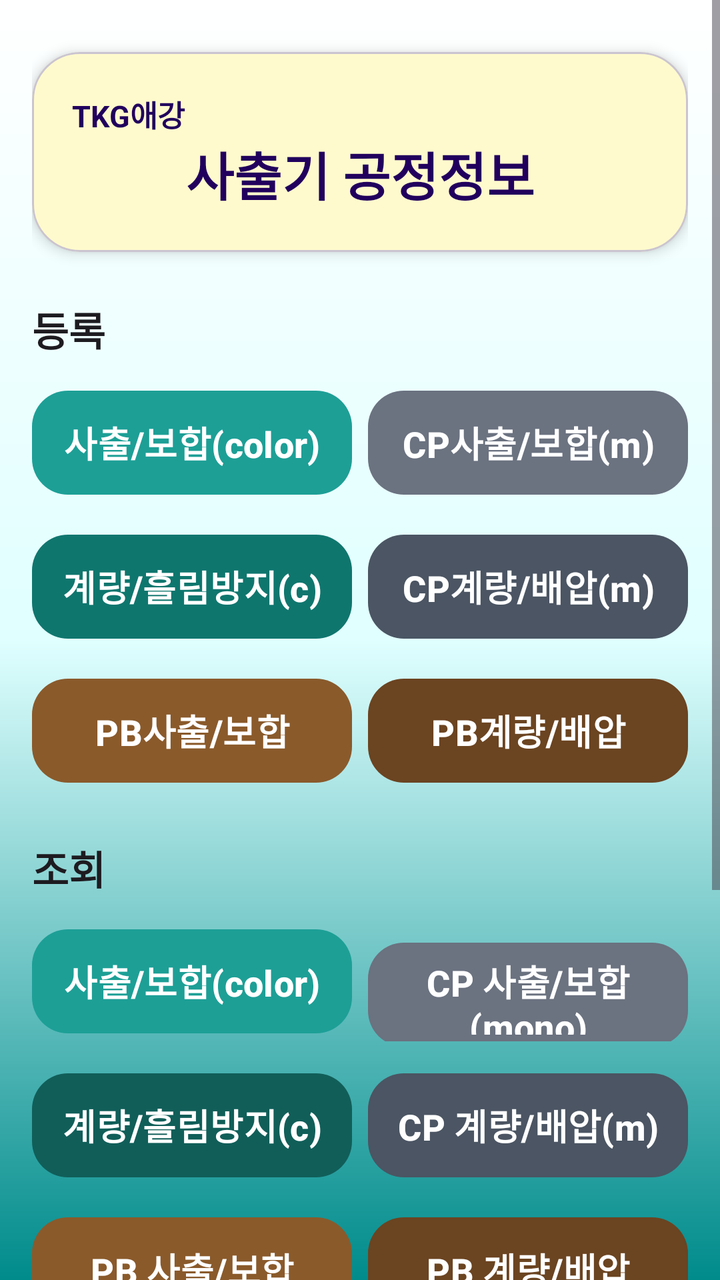
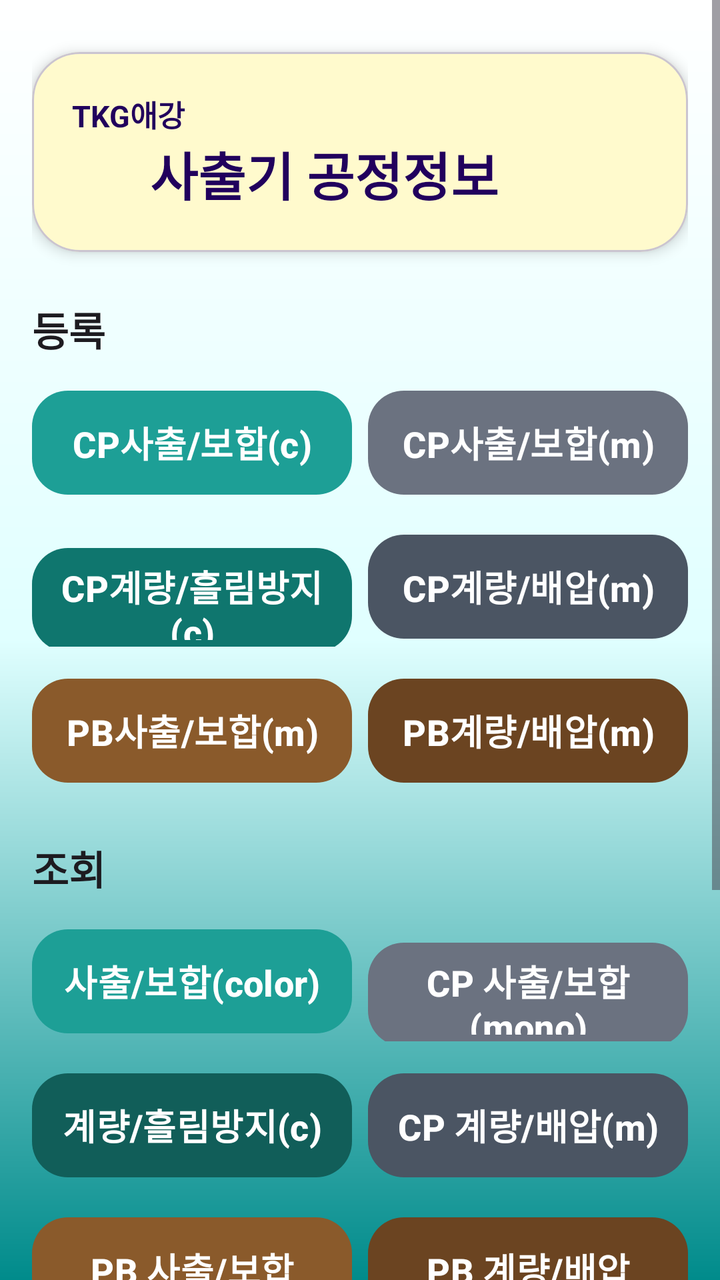

The first picture is an Android layout as it rendered before a commit; the second is the same layout after the commit. The layout source and the unified diff follow.
<!-- AndroidManifest.xml: application theme Theme.akProd -->
<!-- res/layout/activity_main.xml -->
<?xml version="1.0" encoding="utf-8"?>
<ScrollView xmlns:android="http://schemas.android.com/apk/res/android"
    xmlns:app="http://schemas.android.com/apk/res-auto"
    xmlns:tools="http://schemas.android.com/tools"
    android:id="@+id/main"
    android:layout_width="match_parent"
    android:layout_height="match_parent"
    android:background="@drawable/gradient"
    android:fillViewport="true"
    tools:context=".MainActivity">

    <LinearLayout
        android:layout_width="match_parent"
        android:layout_height="wrap_content"
        android:orientation="vertical"
        android:padding="16dp">

        
        <com.google.android.material.card.MaterialCardView
            android:layout_width="match_parent"
            android:layout_height="wrap_content"
            android:layout_marginTop="10dp"
            app:cardCornerRadius="24dp"
            app:cardElevation="4dp"
            app:cardBackgroundColor="@color/lemonchiffon">
            <LinearLayout
                android:layout_width="match_parent"
                android:layout_height="wrap_content"
                android:orientation="vertical"
                android:padding="20dp">
                <TextView
                    android:id="@+id/textview"
                    android:layout_width="match_parent"
                    android:layout_height="wrap_content"
                    android:gravity="start"
                    android:text="@string/tkg_ak"
                    android:textColor="?attr/colorOnPrimaryContainer"
                    android:textSize="15sp"
                    android:textStyle="bold" />

                <TextView
                    android:id="@+id/textView2"
                    android:layout_width="match_parent"
                    android:layout_height="wrap_content"
                    android:gravity="center"
                    android:text="@string/pda_in_out"
                    android:textColor="?attr/colorOnPrimaryFixed"
                    android:textSize="26sp"
                    android:textStyle="bold" />

            </LinearLayout>

        </com.google.android.material.card.MaterialCardView>
        <TextView
            android:id="@+id/menuRegisterTitle"
            android:layout_width="match_parent"
            android:layout_height="wrap_content"
            android:layout_marginTop="24dp"
            android:text="등록"
            android:textColor="?attr/colorOnBackground"
            android:textSize="20sp"
            android:textStyle="bold" />
        <LinearLayout
            android:layout_width="match_parent"
            android:layout_height="wrap_content"
            android:layout_marginTop="12dp"
            android:orientation="horizontal">
            <com.google.android.material.button.MaterialButton
                android:id="@+id/btnCp3"
                style="@style/PDAButtonStyle"
                android:layout_width="0dp"
                android:layout_height="60dp"
                android:layout_weight="1"
                android:layout_marginEnd="8dp"
                app:backgroundTint="#1d9f96"
                android:text="사출/보합(color)"
                android:textAllCaps="false" />
            <com.google.android.material.button.MaterialButton
                android:id="@+id/btnCp14"
                style="@style/PDAButtonStyle"
                android:layout_width="0dp"
                android:layout_height="60dp"
                android:layout_weight="1"
                app:backgroundTint="@color/mono_gray"
                android:text="CP사출/보합(m)"
                android:textAllCaps="false" />
        </LinearLayout>
    <LinearLayout
        android:layout_width="match_parent"
        android:layout_height="wrap_content"
        android:layout_marginTop="12dp"
        android:orientation="horizontal">
        <com.google.android.material.button.MaterialButton
            android:id="@+id/btnMeteringC"
            style="@style/PDAButtonStyle"
            android:layout_width="0dp"
            android:layout_height="60dp"
            android:layout_weight="1"
            android:layout_marginEnd="8dp"
            app:backgroundTint="#0F766E"
            android:text="계량/흘림방지(c)"
            android:textAllCaps="false" />

        <com.google.android.material.button.MaterialButton
            android:id="@+id/btnMetering"
            style="@style/PDAButtonStyle"
            android:layout_width="0dp"
            android:layout_height="60dp"
            android:layout_weight="1"
            app:backgroundTint="@color/mono_gray_dark"
            android:text="CP계량/배압(m)"
            android:textAllCaps="false" />
    </LinearLayout>
    <LinearLayout
        android:layout_width="match_parent"
        android:layout_height="wrap_content"
        android:layout_marginTop="12dp"
        android:orientation="horizontal">
        <com.google.android.material.button.MaterialButton
            android:id="@+id/btnPbInjection"
            style="@style/PDAButtonStyle"
            android:layout_width="0dp"
            android:layout_height="60dp"
            android:layout_weight="1"
            android:layout_marginEnd="8dp"
            app:backgroundTint="@color/pb_brown"
            android:text="PB사출/보합"
            android:textAllCaps="false" />
        <com.google.android.material.button.MaterialButton
            android:id="@+id/btnPbMetering"
            style="@style/PDAButtonStyle"
            android:layout_width="0dp"
            android:layout_height="60dp"
            android:layout_weight="1"
            app:backgroundTint="@color/pb_brown_dark"
            android:text="PB계량/배압"
            android:textAllCaps="false" />
    </LinearLayout>
        <TextView
            android:id="@+id/menuHistoryTitle"
            android:layout_width="match_parent"
            android:layout_height="wrap_content"
            android:layout_marginTop="24dp"
            android:text="조회"
            android:textColor="?attr/colorOnBackground"
            android:textSize="20sp"
            android:textStyle="bold" />
        <LinearLayout
            android:layout_width="match_parent"
            android:layout_height="wrap_content"
            android:layout_marginTop="12dp"
            android:orientation="horizontal">
            <com.google.android.material.button.MaterialButton
                android:id="@+id/btnCp3History"
                style="@style/PDAButtonStyle"
                android:layout_width="0dp"
                android:layout_height="60dp"
                android:layout_weight="1"
                android:layout_marginEnd="8dp"
                app:backgroundTint="#1d9f96"
                android:text="사출/보합(color)"
                android:textAllCaps="false" />
            <com.google.android.material.button.MaterialButton
                android:id="@+id/btnCp14History"
                style="@style/PDAButtonStyle"
                android:layout_width="0dp"
                android:layout_height="60dp"
                android:layout_weight="1"
                app:backgroundTint="@color/mono_gray"
                android:text="CP 사출/보합(mono)"
                android:textAllCaps="false" />
        </LinearLayout>
    <LinearLayout
        android:layout_width="match_parent"
        android:layout_height="wrap_content"
        android:layout_marginTop="12dp"
        android:orientation="horizontal">
        <com.google.android.material.button.MaterialButton
            android:id="@+id/btnMeteringHistoryC"
            style="@style/PDAButtonStyle"
            android:layout_width="0dp"
            android:layout_height="60dp"
            android:layout_weight="1"
            android:layout_marginEnd="8dp"
            app:backgroundTint="#115E59"
            android:text="계량/흘림방지(c)"
            android:textAllCaps="false" />
        <com.google.android.material.button.MaterialButton
            android:id="@+id/btnMeteringHistory"
            style="@style/PDAButtonStyle"
            android:layout_width="0dp"
            android:layout_height="60dp"
            android:layout_weight="1"
            app:backgroundTint="@color/mono_gray_dark"
            android:text="CP 계량/배압(m)"
            android:textAllCaps="false" />
    </LinearLayout>
    <LinearLayout
        android:layout_width="match_parent"
        android:layout_height="wrap_content"
        android:layout_marginTop="12dp"
        android:orientation="horizontal">
        <com.google.android.material.button.MaterialButton
            android:id="@+id/btnPbInjectionHistory"
            style="@style/PDAButtonStyle"
            android:layout_width="0dp"
            android:layout_height="60dp"
            android:layout_weight="1"
            android:layout_marginEnd="8dp"
            app:backgroundTint="@color/pb_brown"
            android:text="PB 사출/보합"
            android:textAllCaps="false" />
        <com.google.android.material.button.MaterialButton
            android:id="@+id/btnPbMeteringHistory"
            style="@style/PDAButtonStyle"
            android:layout_width="0dp"
            android:layout_height="60dp"
            android:layout_weight="1"
            app:backgroundTint="@color/pb_brown_dark"
            android:text="PB 계량/배압"
            android:textAllCaps="false" />
    </LinearLayout>
        <View
            android:layout_width="0dp"
            android:layout_height="60dp"
            android:layout_weight="1"
            android:minHeight="16dp" />
        
        <com.google.android.material.button.MaterialButton
            android:id="@+id/btnLogout"
            style="@style/Widget.Material3.Button.OutlinedButton"
            android:layout_width="match_parent"
            android:layout_height="60dp"
            android:layout_marginTop="10dp"
            android:text="@string/menu_logout"
            android:textSize="18sp" />
        <com.google.android.material.button.MaterialButton
            android:id="@+id/button4"
            style="@style/Widget.Material3.Button.OutlinedButton"
            android:layout_width="match_parent"
            android:layout_height="60dp"
            android:layout_marginTop="10dp"
            android:text="@string/n_exit"
            android:textStyle="bold"
            android:textColor="@color/white"
            app:backgroundTint="@color/darknavy"
            android:textSize="20sp" />


        <TextView
            android:id="@+id/TextView11"
            android:layout_width="match_parent"
            android:layout_height="wrap_content"
            android:layout_marginTop="5dp"
            android:gravity="end"
            android:padding="8dp"
            android:textColor="?attr/colorOnBackground"
            android:textSize="14sp" />

    </LinearLayout>

</ScrollView>
<!-- resources referenced by this layout -->
<resources>
  <color name="darknavy">#000435</color>
  <color name="lemonchiffon">#fffacd</color>
  <color name="mono_gray">#6B7280</color>
  <color name="mono_gray_dark">#4B5563</color>
  <color name="pb_brown">#8A5A2B</color>
  <color name="pb_brown_dark">#6B4421</color>
  <color name="white">#FFFFFFFF</color>
  <!-- drawable gradient (drawable) -->
  <?xml version="1.0" encoding="utf-8"?>
  <layer-list xmlns:android="http://schemas.android.com/apk/res/android">
      <item>
          <shape android:shape="rectangle">
              <gradient
                  android:angle="90"
                  android:centerColor="@color/lightcyan"
                  android:endColor="@color/white"
                  android:startColor="@color/darkcyan"
                  android:type="linear" />
          </shape>
      </item>
  </layer-list>
  <string name="menu_logout">로그아웃</string>
  <string name="n_exit">종료(Exit)</string>
  <string name="pda_in_out">사출기 공정정보</string>
  <string name="tkg_ak">TKG애강</string>
  <style name="PDAButtonStyle" parent="Widget.Material3.Button"><item name="cornerRadius">18dp</item><item name="android:minHeight">40dp</item><item name="android:textStyle">bold</item><item name="android:textSize">18sp</item><item name="android:textAllCaps">false</item><item name="android:paddingStart">12dp</item><item name="android:paddingEnd">12dp</item><item name="backgroundTint">@color/cadetblue</item><item name="android:textColor">@color/white</item></style>
  <style name="Theme.akProd" parent="Theme.Material3.DayNight.NoActionBar">
          <item name="colorPrimary">#1565C0</item>
          <item name="colorOnPrimary">#FFFFFF</item>
          <item name="colorSecondary">#00897B</item>
      </style>
  <color name="lightcyan">#e0ffff</color>
  <color name="darkcyan">#008b8b</color>
  <color name="cadetblue">#5f9ea0</color>
</resources>

<!-- the commit's change to res/layout/activity_main.xml (unified diff, before → after) -->
@@ -23,14 +23,16 @@
             app:cardCornerRadius="24dp"
             app:cardElevation="4dp"
             app:cardBackgroundColor="@color/lemonchiffon">
+
             <LinearLayout
                 android:layout_width="match_parent"
                 android:layout_height="wrap_content"
                 android:orientation="vertical"
                 android:padding="20dp">
+
                 <TextView
                     android:id="@+id/textview"
-                    android:layout_width="match_parent"
+                    android:layout_width="58dp"
                     android:layout_height="wrap_content"
                     android:gravity="start"
                     android:text="@string/tkg_ak"
@@ -40,7 +42,7 @@
 
                 <TextView
                     android:id="@+id/textView2"
-                    android:layout_width="match_parent"
+                    android:layout_width="252dp"
                     android:layout_height="wrap_content"
                     android:gravity="center"
                     android:text="@string/pda_in_out"
@@ -73,7 +75,7 @@
                 android:layout_weight="1"
                 android:layout_marginEnd="8dp"
                 app:backgroundTint="#1d9f96"
-                android:text="사출/보합(color)"
+                android:text="CP사출/보합(c)"
                 android:textAllCaps="false" />
             <com.google.android.material.button.MaterialButton
                 android:id="@+id/btnCp14"
@@ -98,7 +100,7 @@
             android:layout_weight="1"
             android:layout_marginEnd="8dp"
             app:backgroundTint="#0F766E"
-            android:text="계량/흘림방지(c)"
+            android:text="CP계량/흘림방지(c)"
             android:textAllCaps="false" />
 
         <com.google.android.material.button.MaterialButton
@@ -124,7 +126,7 @@
             android:layout_weight="1"
             android:layout_marginEnd="8dp"
             app:backgroundTint="@color/pb_brown"
-            android:text="PB사출/보합"
+            android:text="PB사출/보합(m)"
             android:textAllCaps="false" />
         <com.google.android.material.button.MaterialButton
             android:id="@+id/btnPbMetering"
@@ -133,7 +135,7 @@
             android:layout_height="60dp"
             android:layout_weight="1"
             app:backgroundTint="@color/pb_brown_dark"
-            android:text="PB계량/배압"
+            android:text="PB계량/배압(m)"
             android:textAllCaps="false" />
     </LinearLayout>
         <TextView
